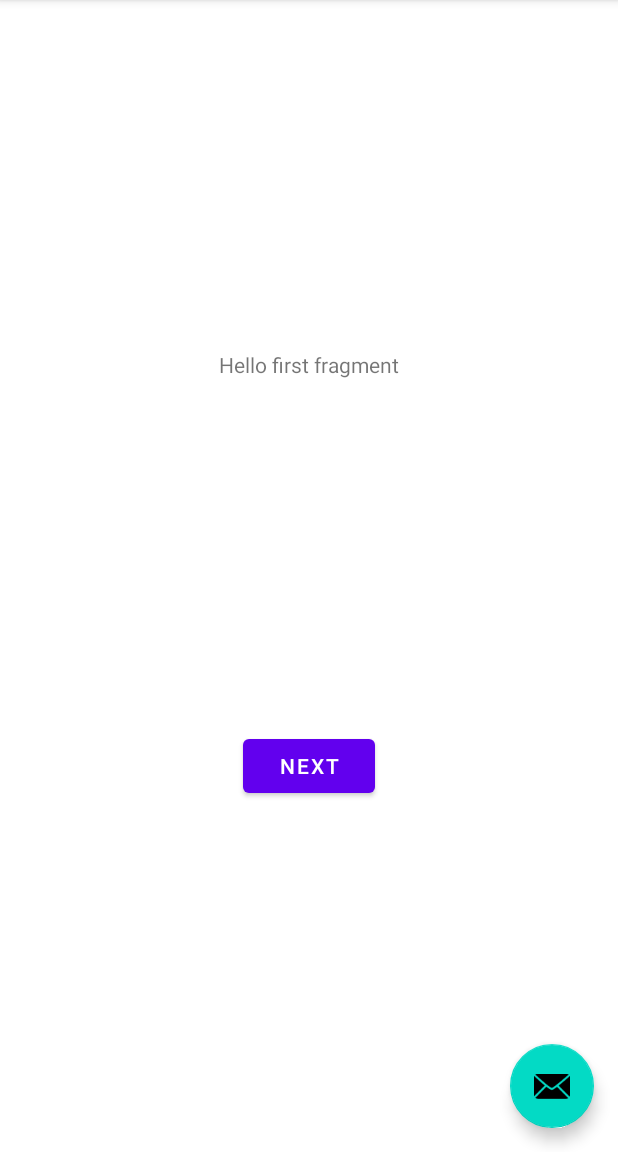
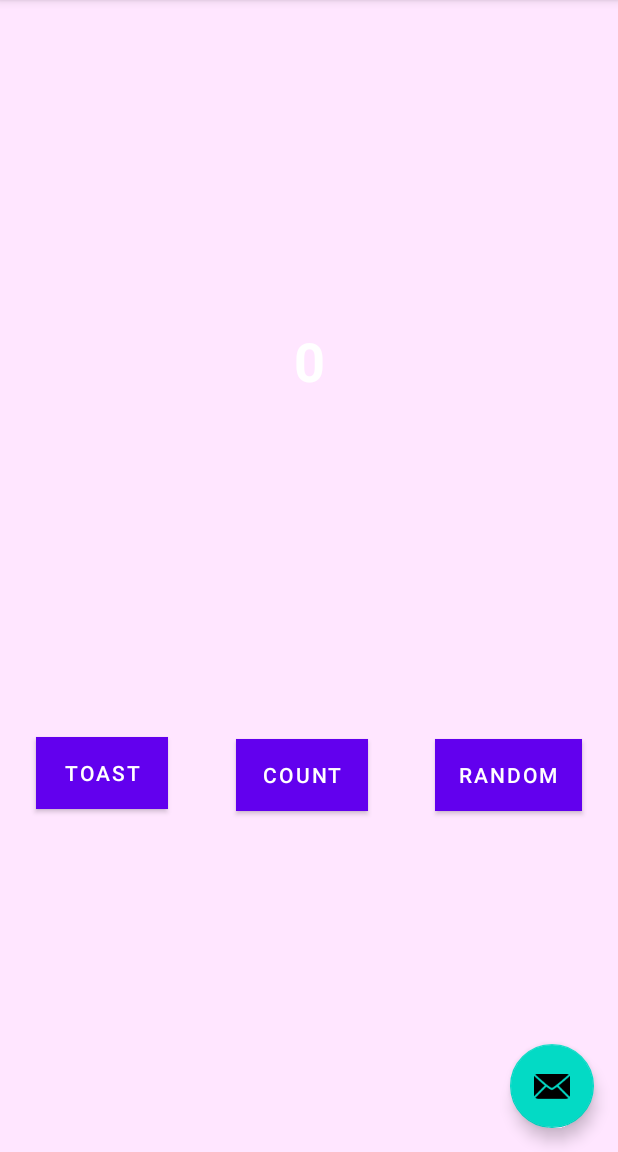
Before and after one commit to Naomi-96/AndroidProject, an Android app: the screen it shows after launch (MainActivity), on a phone screen of 412 x 824 dp, the part 84-1236 px from its top. Run offline under Robolectric (Android 15) with nearby library versions, the phone set to English and light mode, and no system bars.

Commit message:
t/m stap 6

```diff
--- a/app/build.gradle
+++ b/app/build.gradle
@@ -3,9 +3,12 @@ plugins {
     id 'kotlin-android'
 }
 
+apply plugin: 'androidx.navigation.safeargs.kotlin'
+
 android {
     compileSdkVersion 30
     buildToolsVersion "30.0.2"
+
 
     defaultConfig {
         applicationId "com.example.myfirstapp"
--- a/app/src/main/java/com/example/myfirstapp/FirstFragment.kt
+++ b/app/src/main/java/com/example/myfirstapp/FirstFragment.kt
@@ -6,12 +6,29 @@ import android.view.LayoutInflater
 import android.view.View
 import android.view.ViewGroup
 import android.widget.Button
+import android.widget.TextView
+import android.widget.Toast
 import androidx.navigation.fragment.findNavController
 
 /**
  * A simple [Fragment] subclass as the default destination in the navigation.
  */
 class FirstFragment : Fragment() {
+
+    private fun countMe(view: View) {
+        // Get the text view
+        val showCountTextView = view.findViewById<TextView>(R.id.textview_first)
+
+        // Get the value of the text view.
+        val countString = showCountTextView.text.toString()
+
+        // Convert value to a number and increment it
+        var count = countString.toInt()
+        count++
+
+        // Display the new value in the text view.
+        showCountTextView.text = count.toString()
+    }
 
     override fun onCreateView(
             inflater: LayoutInflater, container: ViewGroup?,
@@ -24,8 +41,23 @@ class FirstFragment : Fragment() {
     override fun onViewCreated(view: View, savedInstanceState: Bundle?) {
         super.onViewCreated(view, savedInstanceState)
 
-        view.findViewById<Button>(R.id.button_first).setOnClickListener {
-            findNavController().navigate(R.id.action_FirstFragment_to_SecondFragment)
+        view.findViewById<Button>(R.id.random_button).setOnClickListener {
+            val showCountTextView = view.findViewById<TextView>(R.id.textview_first)
+            val currentCount = showCountTextView.text.toString().toInt()
+            val action = FirstFragmentDirections.actionFirstFragmentToSecondFragment(currentCount)
+            findNavController().navigate(action)
+        }
+
+        // find the toast_button by its ID and set a click listener
+        view.findViewById<Button>(R.id.toast_button).setOnClickListener {
+            // create a Toast with some text, to appear for a short time
+            val myToast = Toast.makeText(context, "Hello Toast!", Toast.LENGTH_SHORT)
+            // show the Toast
+            myToast.show()
+        }
+
+        view.findViewById<Button>(R.id.count_button).setOnClickListener {
+            countMe(view)
         }
     }
 }
--- a/app/src/main/res/layout/fragment_first.xml
+++ b/app/src/main/res/layout/fragment_first.xml
@@ -4,25 +4,60 @@
     xmlns:tools="http://schemas.android.com/tools"
     android:layout_width="match_parent"
     android:layout_height="match_parent"
+    android:background="#ffe6ff"
     tools:context=".FirstFragment">
 
     <TextView
         android:id="@+id/textview_first"
         android:layout_width="wrap_content"
         android:layout_height="wrap_content"
+
+        android:fontFamily="sans-serif"
         android:text="@string/hello_first_fragment"
-        app:layout_constraintBottom_toTopOf="@id/button_first"
-        app:layout_constraintEnd_toEndOf="parent"
-        app:layout_constraintStart_toStartOf="parent"
-        app:layout_constraintTop_toTopOf="parent" />
-
-    <Button
-        android:id="@+id/button_first"
-        android:layout_width="wrap_content"
-        android:layout_height="wrap_content"
-        android:text="@string/next"
+        android:textColor="@android:color/white"
+        android:textSize="36sp"
+        android:textStyle="bold"
         app:layout_constraintBottom_toBottomOf="parent"
         app:layout_constraintEnd_toEndOf="parent"
         app:layout_constraintStart_toStartOf="parent"
-        app:layout_constraintTop_toBottomOf="@id/textview_first" />
+        app:layout_constraintTop_toTopOf="parent"
+        app:layout_constraintVertical_bias="0.3"
+        app:layout_constraintHorizontal_bias="0.5"/>
+
+    <Button
+        android:id="@+id/random_button"
+        android:layout_width="wrap_content"
+        android:layout_height="wrap_content"
+        android:layout_marginEnd="24dp"
+        android:layout_marginRight="24dp"
+        android:background="@color/buttonBackground"
+        android:text="@string/random_button_text"
+        app:layout_constraintBottom_toBottomOf="parent"
+        app:layout_constraintEnd_toEndOf="parent"
+        app:layout_constraintTop_toBottomOf="@+id/textview_first" />
+
+    <Button
+        android:id="@+id/toast_button"
+        android:layout_width="wrap_content"
+        android:layout_height="wrap_content"
+        android:layout_marginStart="24dp"
+        android:layout_marginLeft="24dp"
+        android:text="@string/toast_button_text"
+        android:background="@color/buttonBackground"
+        app:layout_constraintBottom_toBottomOf="parent"
+        app:layout_constraintStart_toStartOf="parent"
+        app:layout_constraintTop_toBottomOf="@+id/textview_first"
+        app:layout_constraintVertical_bias="0.498" />
+
+    <Button
+        android:id="@+id/count_button"
+        android:layout_width="wrap_content"
+        android:layout_height="wrap_content"
+        android:background="@color/buttonBackground"
+        android:text="@string/count_button_text"
+        app:layout_constraintBottom_toBottomOf="parent"
+        app:layout_constraintEnd_toStartOf="@+id/random_button"
+        app:layout_constraintStart_toEndOf="@+id/toast_button"
+        app:layout_constraintTop_toBottomOf="@+id/textview_first" />
+
 </androidx.constraintlayout.widget.ConstraintLayout>
--- a/app/src/main/res/navigation/nav_graph.xml
+++ b/app/src/main/res/navigation/nav_graph.xml
@@ -14,6 +14,9 @@
         <action
             android:id="@+id/action_FirstFragment_to_SecondFragment"
             app:destination="@id/SecondFragment" />
+        <argument
+            android:name="myArg"
+            app:argType="integer" />
     </fragment>
     <fragment
         android:id="@+id/SecondFragment"
--- a/app/src/main/res/values/colors.xml
+++ b/app/src/main/res/values/colors.xml
@@ -7,4 +7,9 @@
     <color name="teal_700">#FF018786</color>
     <color name="black">#FF000000</color>
     <color name="white">#FFFFFFFF</color>
+    <color name="colorPrimaryDark">#3700B3</color>
+    <color name="screenBackground">#2196F3</color>
+    <color name="buttonBackground">#BBDEFB</color>
+    <color name="background">#ffe6ff</color>
+    <color name="screenBackground2">#26C6DA</color>
 </resources>
--- a/app/src/main/res/values/strings.xml
+++ b/app/src/main/res/values/strings.xml
@@ -4,9 +4,12 @@
     <!-- Strings used for fragments for navigation -->
     <string name="first_fragment_label">First Fragment</string>
     <string name="second_fragment_label">Second Fragment</string>
-    <string name="next">Next</string>
+
     <string name="previous">Previous</string>
 
-    <string name="hello_first_fragment">Hello first fragment</string>
-    <string name="hello_second_fragment">Hello second fragment. Arg: %1$s</string>
+    <string name="hello_first_fragment">0</string>
+    <string name="random_heading">Here is a random number between 0 and %d.</string>
+    <string name="toast_button_text">Toast</string>
+    <string name="random_button_text">Random</string>
+    <string name="count_button_text">Count</string>
 </resources>
--- a/build.gradle
+++ b/build.gradle
@@ -8,6 +8,8 @@ buildscript {
     dependencies {
         classpath "com.android.tools.build:gradle:4.1.0"
         classpath "org.jetbrains.kotlin:kotlin-gradle-plugin:$kotlin_version"
+        def nav_version = "2.3.0-alpha02"
+        classpath "androidx.navigation:navigation-safe-args-gradle-plugin:$nav_version"
 
         // NOTE: Do not place your application dependencies here; they belong
         // in the individual module build.gradle files
```
Also changed, not shown: app/src/main/java/com/example/myfirstapp/SecondFragment.kt (+16 -0 lines), app/src/main/res/layout/fragment_second.xml (+25 -4 lines), 1 other file.
